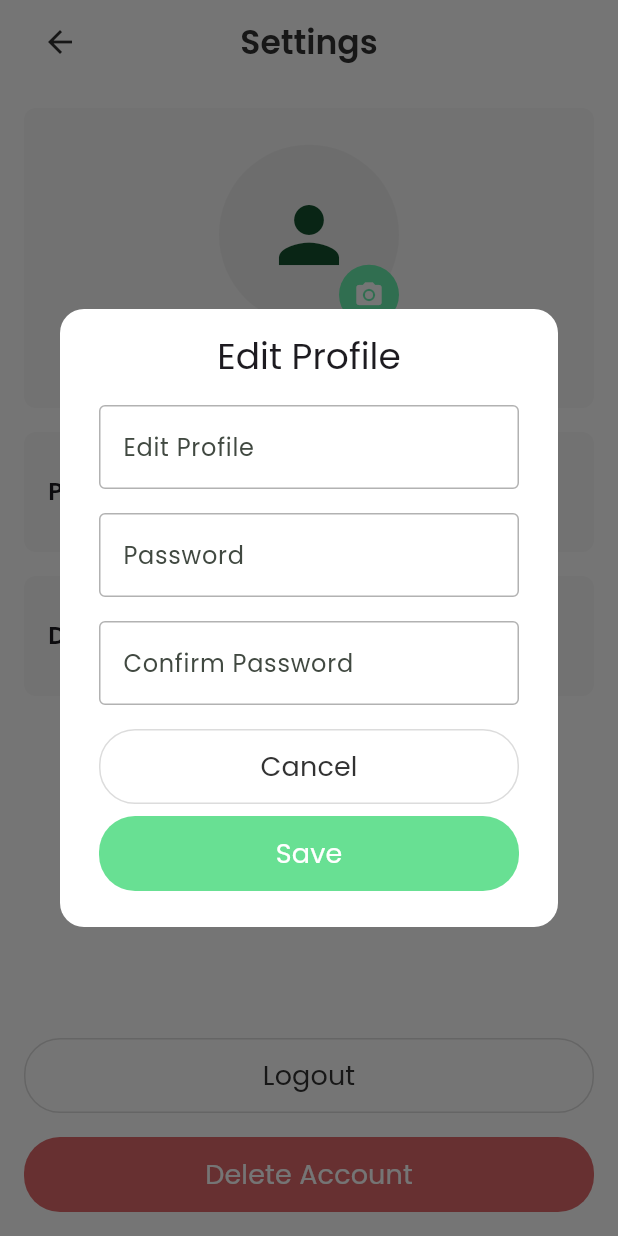
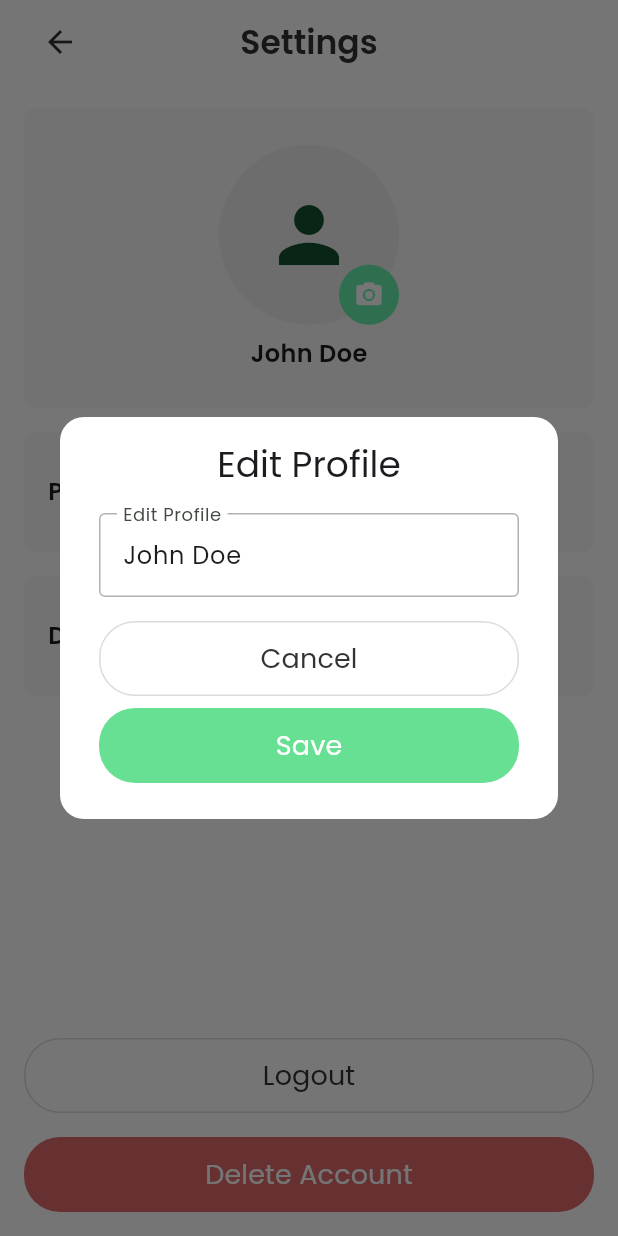
Before and after one commit to VMarkovicz/financial-management-app, a Flutter app: the SettingsView screen opened by its route, after a tap on "Profile", on a phone screen of 412 x 824 dp. Run offline on Flutter 3.47's test engine with Material 3 defaults, Android fonts, the phone set to English and light mode, and no system bars; our stand-ins replace flutter_heatmap_calendar, get, google_fonts; missing offline and left inert: material_charts.

```diff
--- a/lib/models/user_model.dart
+++ b/lib/models/user_model.dart
@@ -1,12 +1,12 @@
 class User {
   final String id;
-  final String name;
+  final String username;
   final String email;
   final String password;
 
   User({
     required this.id,
-    required this.name,
+    required this.username,
     required this.email,
     required this.password,
   });
@@ -14,7 +14,7 @@ class User {
   factory User.fromJson(Map<String, dynamic> json) {
     return User(
       id: json['id'] as String,
-      name: json['name'] as String,
+      username: json['username'] as String,
       email: json['email'] as String,
       password: json['password'] as String,
     );
--- a/lib/services/api_service.dart
+++ b/lib/services/api_service.dart
@@ -5,7 +5,7 @@ import '../models/user_model.dart';
 const mockUserData = '''
 {
   "id": "1",
-  "name": "John Doe",
+  "username": "John Doe",
   "email": "jhon@gmail.com",
   "password": "password123"
 }
--- a/lib/viewmodels/user_viewmodel.dart
+++ b/lib/viewmodels/user_viewmodel.dart
@@ -7,7 +7,7 @@ class UserViewModel extends ChangeNotifier {
 
   UserViewModel(this._userRepository);
 
-  User user = User(id: '', name: '', email: '', password: '');
+  User user = User(id: '', username: '', email: '', password: '');
   bool busy = false;
 
   Future<void> loadUser() async {
--- a/lib/views/settings/settings_view.dart
+++ b/lib/views/settings/settings_view.dart
@@ -1,3 +1,4 @@
+import 'package:financial_management_app/models/user_model.dart';
 import 'package:financial_management_app/viewmodels/user_viewmodel.dart';
 import 'package:financial_management_app/views/settings/widgets/edit_profile.dart';
 import 'package:financial_management_app/views/settings/widgets/change_currency.dart';
@@ -16,6 +17,7 @@ class SettingsView extends StatefulWidget {
 
 class _SettingsViewState extends State<SettingsView> {
   late UserViewModel _userViewModel;
+  late final User _user;
 
   @override
   void initState() {
@@ -40,10 +42,10 @@ class _SettingsViewState extends State<SettingsView> {
                       children: [
                         ProfileAvatar(
                           // use the userViewModel to get the user data
-                          username: userViewModel.user.name ?? '',
+                          username: userViewModel.user.username,
                         ),
                         const SizedBox(height: 16),
-                        const EditProfile(),
+                        EditProfile(user: userViewModel.user),
                         const SizedBox(height: 16),
                         const ChangeCurrency(),
                       ],
--- a/lib/views/settings/widgets/edit_profile.dart
+++ b/lib/views/settings/widgets/edit_profile.dart
@@ -1,3 +1,4 @@
+import 'package:financial_management_app/models/user_model.dart';
 import 'package:financial_management_app/widgets/custom_button.dart';
 import 'package:financial_management_app/widgets/custom_text_field.dart';
 import 'package:financial_management_app/widgets/modal.dart';
@@ -6,7 +7,8 @@ import 'package:flutter/material.dart';
 import 'package:get/get.dart';
 
 class EditProfile extends StatefulWidget {
-  const EditProfile({super.key});
+  final User user;
+  const EditProfile({super.key, required this.user});
 
   @override
   State<EditProfile> createState() => _EditProfileState();
@@ -16,9 +18,23 @@ class _EditProfileState extends State<EditProfile> {
   final TextEditingController _testController = TextEditingController();
 
   @override
+  void initState() {
+    super.initState();
+  }
+
+  @override
+  void dispose() {
+    _testController.dispose();
+    super.dispose();
+  }
+
+  @override
   Widget build(BuildContext context) {
     return GestureDetector(
       onTap: () {
+        // Update controller text when modal opens
+        _testController.text = widget.user.username ?? '';
+
         Modal.show(
           context: context,
           title: "Edit Profile",
@@ -29,20 +45,6 @@ class _EditProfileState extends State<EditProfile> {
                 label: "Edit Profile",
                 hint: "Enter your username",
                 controller: _testController,
-              ),
-              const SizedBox(height: 16),
-              CustomTextField(
-                label: "Password",
-                hint: "Enter your password",
-                controller: _testController,
-                isEmail: true,
-              ),
-              const SizedBox(height: 16),
-              CustomTextField(
-                label: "Confirm Password",
-                hint: "Confirm your password",
-                controller: _testController,
-                isEmail: true,
               ),
             ],
           ),
--- a/lib/widgets/custom_text_field.dart
+++ b/lib/widgets/custom_text_field.dart
@@ -7,6 +7,7 @@ class CustomTextField extends StatelessWidget {
   final bool isEmail;
   final dynamic controller;
   final dynamic validator;
+  final String? initialValue;
 
   const CustomTextField({
     super.key,
@@ -16,6 +17,7 @@ class CustomTextField extends StatelessWidget {
     this.isEmail = false,
     required this.controller,
     this.validator,
+    this.initialValue,
   });
 
   @override
@@ -24,6 +26,7 @@ class CustomTextField extends StatelessWidget {
       child: TextFormField(
         controller: controller,
         validator: validator,
+        initialValue: initialValue,
         keyboardType: isEmail ? TextInputType.emailAddress : TextInputType.text,
         obscureText: isPassword,
         decoration: InputDecoration(
```
